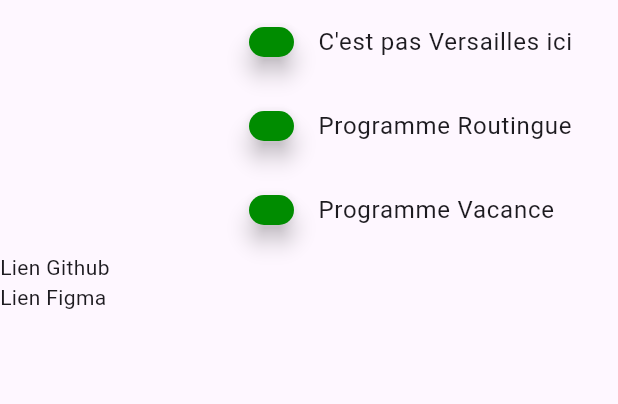
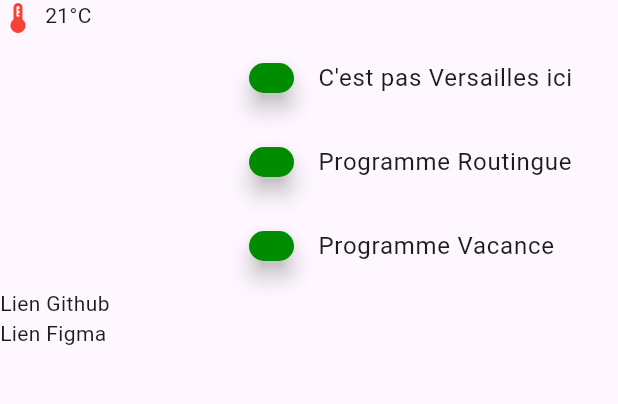
Before and after one commit to QuentinKevin/IOT-Application-Flutter, a Flutter app: the screen it shows after launch, on a phone screen of 412 x 824 dp, the part 84-488 px from its top. Run offline on Flutter 3.47's test engine with Material 3 defaults, Android fonts, the phone set to English and light mode, and no system bars.

Commit message:
Add icons & value widget

```diff
--- a/iotapp/lib/main.dart
+++ b/iotapp/lib/main.dart
@@ -1,5 +1,6 @@
 import 'package:flutter/material.dart';
 import 'package:iotapp/src/settings/setting.dart';
+import 'package:iotapp/src/widgets/iconValueWidget/iconValueWidget.dart';
 import 'package:iotapp/src/widgets/statusWidget/statusWidget.dart';
 import 'package:iotapp/src/widgets/textUrlWidget/textUrlWidget.dart';
 
@@ -46,6 +47,11 @@ class _MyHomePageState extends State<MyHomePage> {
           child:
             ListView(
                   children: <Widget>[
+                    const IconValueWidget(
+                      icon: Icons.thermostat,
+                      value: "21°C",
+                      iconColor: Colors.red
+                    ),
                     Padding(
                         padding: const EdgeInsets.fromLTRB(Setting.paddingLarge, 0, 0,0),
                         child: ListTile(
--- /dev/null
+++ b/iotapp/lib/src/widgets/iconValueWidget/iconValueWidget.dart
@@ -0,0 +1,44 @@
+import 'package:flutter/material.dart';
+
+class IconValueWidget extends StatefulWidget{
+
+  final IconData icon;
+  final String value;
+  final Color iconColor;
+
+  const IconValueWidget({super.key, required this.icon, required this.value, required this.iconColor});
+
+  @override
+  State<StatefulWidget> createState() => _IconValueWidget();
+}
+
+class _IconValueWidget extends State<IconValueWidget> {
+
+  IconData icon = Icons.abc;
+  String value = "";
+  Color iconColor = Colors.purple;
+
+  @override
+  Widget build(BuildContext context) {
+    icon = widget.icon;
+    iconColor = widget.iconColor;
+    value = widget.value;
+    return SizedBox(
+        child: (
+              Stack(
+                children: <Widget> [
+                  Padding(
+                    padding: const EdgeInsets.fromLTRB(0, 0, 10.0, 0),
+                    child: Icon(icon,color: iconColor)
+                  ),
+                  Padding(
+                    padding: const EdgeInsets.fromLTRB(30.0, 0, 10.0, 0),
+                    child: Text(value)
+                  )
+                  ]
+              )
+          )
+    );
+  }
+
+}
```
Lines whose indentation alone changed are shown as unchanged.
